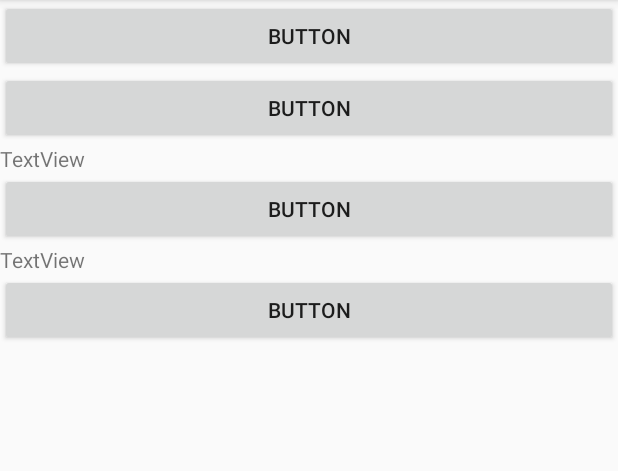
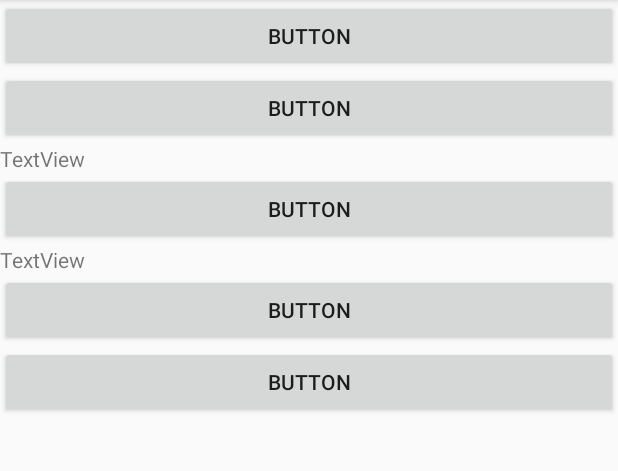
Before and after one commit to Shaojung/YVTC070506, an Android app: the screen it shows after launch (MainActivity), on a phone screen of 412 x 824 dp, the part 84-555 px from its top. Run offline under Robolectric (Android 15) with nearby library versions, the phone set to English and light mode, and no system bars.

```diff
--- a/app/src/main/res/layout/activity_main.xml
+++ b/app/src/main/res/layout/activity_main.xml
@@ -46,4 +46,11 @@
         android:layout_height="wrap_content"
         android:onClick="click4"
         android:text="Button" />
+
+    <Button
+        android:id="@+id/button2"
+        android:layout_width="match_parent"
+        android:layout_height="wrap_content"
+        android:onClick="click5"
+        android:text="Button" />
 </LinearLayout>
```
Also changed, not shown: app/src/main/java/com/example/yvtc/yvtc070506/MainActivity.java (+26 -0 lines).
